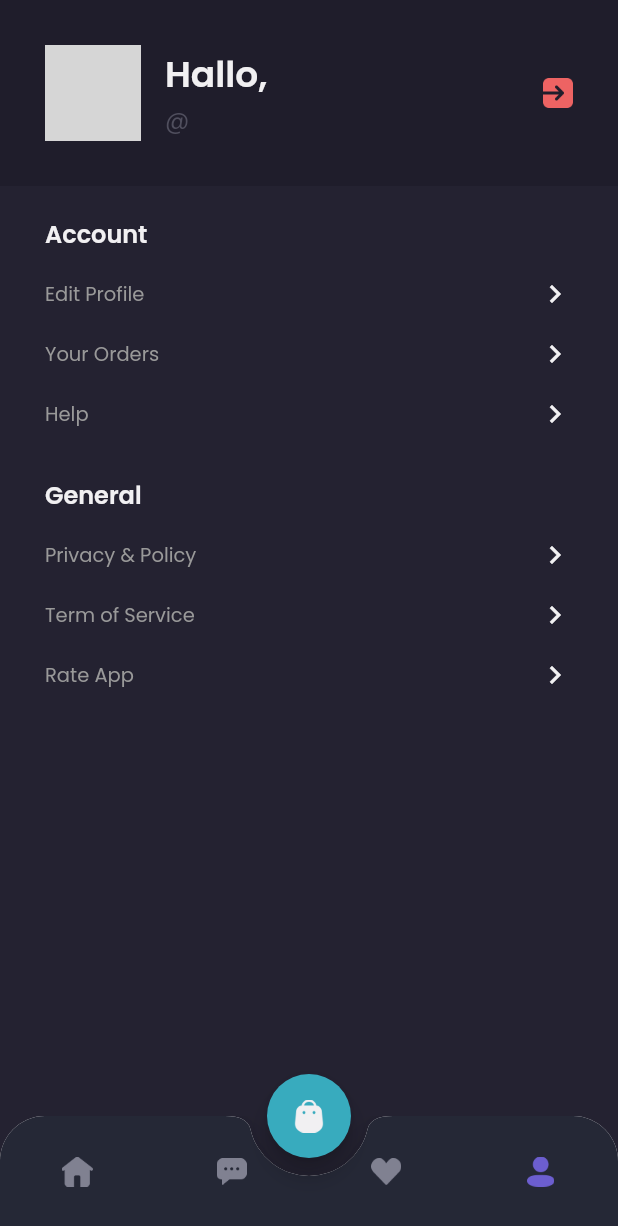
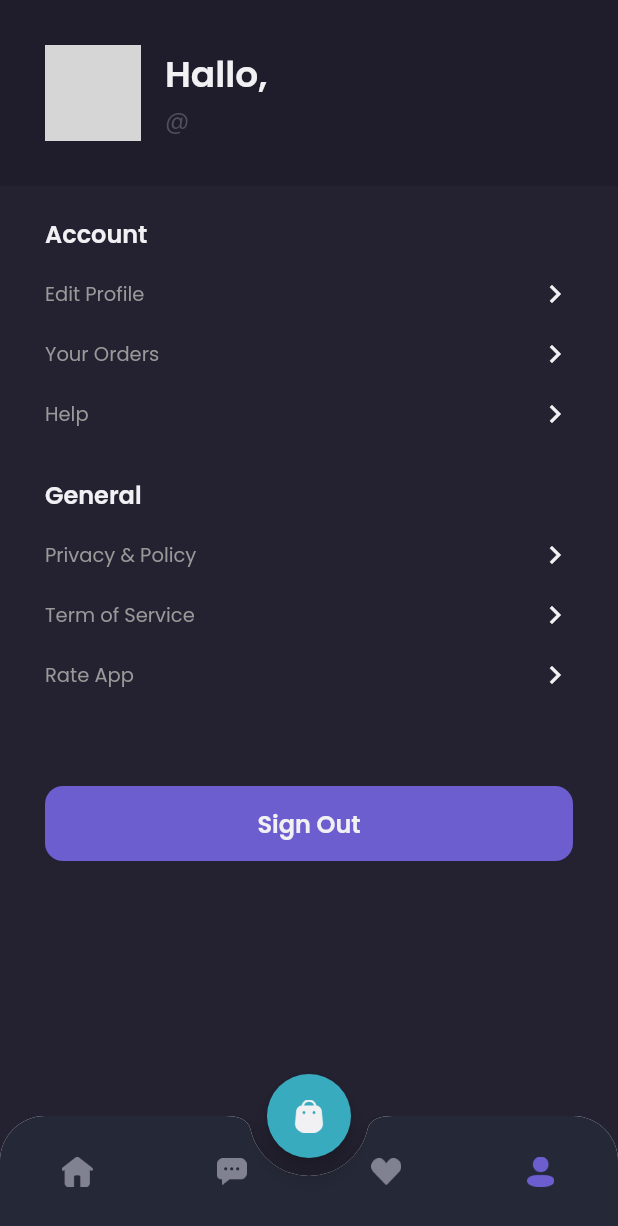
Before and after one commit to RifkiCS29/flutter_shoestore, a Flutter app: the MainPage screen opened by its route, item 4 of the bottom bar chosen, on a phone screen of 412 x 824 dp. Shown: the top 1226 px of the screen. Run offline on Flutter 3.47's test engine with Material 2 defaults, Android fonts, the light colour scheme and no system bars; our stand-ins replace carousel_slider, cloud_firestore, firebase_core, google_fonts, shared_preferences; accounts and stored records are empty; network calls fail; grey boxes are pictures that could not be loaded.

Commit message:
Change Sign Out Button

```diff
--- a/lib/ui/pages/home/profile_page.dart
+++ b/lib/ui/pages/home/profile_page.dart
@@ -1,8 +1,8 @@
 import 'package:flutter/material.dart';
 import 'package:flutter_shoestore/services/auth_service.dart';
 import 'package:flutter_shoestore/theme/theme.dart';
+import 'package:flutter_shoestore/ui/widgets/loading_button.dart';
 import 'package:shared_preferences/shared_preferences.dart';
-
 
 class ProfilePage extends StatefulWidget {
   @override
@@ -11,6 +11,7 @@ class ProfilePage extends StatefulWidget {
 
 class _ProfilePageState extends State<ProfilePage> {
   final AuthService _auth = AuthService();
+  bool _isLoading = false;
 
   String? _name;
   String? _username;
@@ -35,11 +36,18 @@ class _ProfilePageState extends State<ProfilePage> {
 
   @override
   Widget build(BuildContext context) {
+    _handleSignOut() async {
+      setState(() {
+        _isLoading = true;
+      });
 
-    _handleSignOut() async {
       await _auth.logout(_token ?? "").then((value) {
         Navigator.pushNamedAndRemoveUntil(
             context, '/sign-in', (route) => false);
+      });
+
+      setState(() {
+        _isLoading = false;
       });
     }
 
@@ -68,7 +76,8 @@ class _ProfilePageState extends State<ProfilePage> {
               children: [
                 ClipOval(
                   child: Image.network(
-                    _profilePhotoUrl ?? "https://titan-autoparts.com/development/wp-content/uploads/2019/09/no.png",
+                    _profilePhotoUrl ??
+                        "https://titan-autoparts.com/development/wp-content/uploads/2019/09/no.png",
                     width: 64,
                   ),
                 ),
@@ -93,16 +102,6 @@ class _ProfilePageState extends State<ProfilePage> {
                         ),
                       ),
                     ],
-                  ),
-                ),
-                GestureDetector(
-                  onTap: () {
-                    _handleSignOut();
-                    _removeDataUser();
-                  },
-                  child: Image.asset(
-                    'assets/button_exit.png',
-                    width: 20,
                   ),
                 ),
               ],
@@ -193,10 +192,52 @@ class _ProfilePageState extends State<ProfilePage> {
       );
     }
 
+    Widget signOutButton() {
+      return Padding(
+        padding: EdgeInsets.fromLTRB(
+          defaultMargin, 10, defaultMargin, 140
+        ),
+        child: _isLoading
+            ? Container(
+                margin: EdgeInsets.only(
+                  bottom: 30,
+                ),
+                child: LoadingButton(),
+              )
+            : Container(
+                height: 50,
+                width: double.infinity,
+                margin: EdgeInsets.symmetric(
+                  vertical: defaultMargin,
+                ),
+                child: TextButton(
+                  onPressed: () {
+                    _handleSignOut();
+                    _removeDataUser();
+                  },
+                  style: TextButton.styleFrom(
+                    backgroundColor: primaryColor,
+                    shape: RoundedRectangleBorder(
+                      borderRadius: BorderRadius.circular(12),
+                    ),
+                  ),
+                  child: Text(
+                    'Sign Out',
+                    style: primaryTextStyle.copyWith(
+                      fontSize: 16,
+                      fontWeight: semiBold,
+                    ),
+                  ),
+                ),
+              ),
+      );
+    }
+
     return Column(
       children: [
         header(),
         content(),
+        signOutButton(),
       ],
     );
   }
```
Lines whose indentation alone changed are shown as unchanged.
